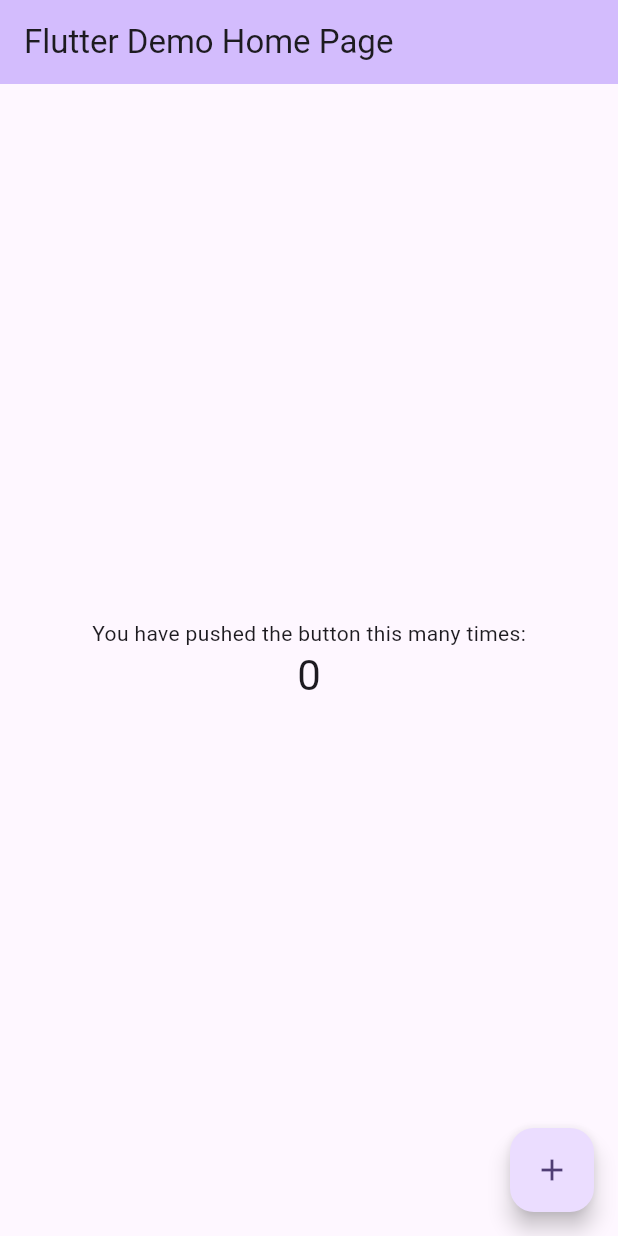
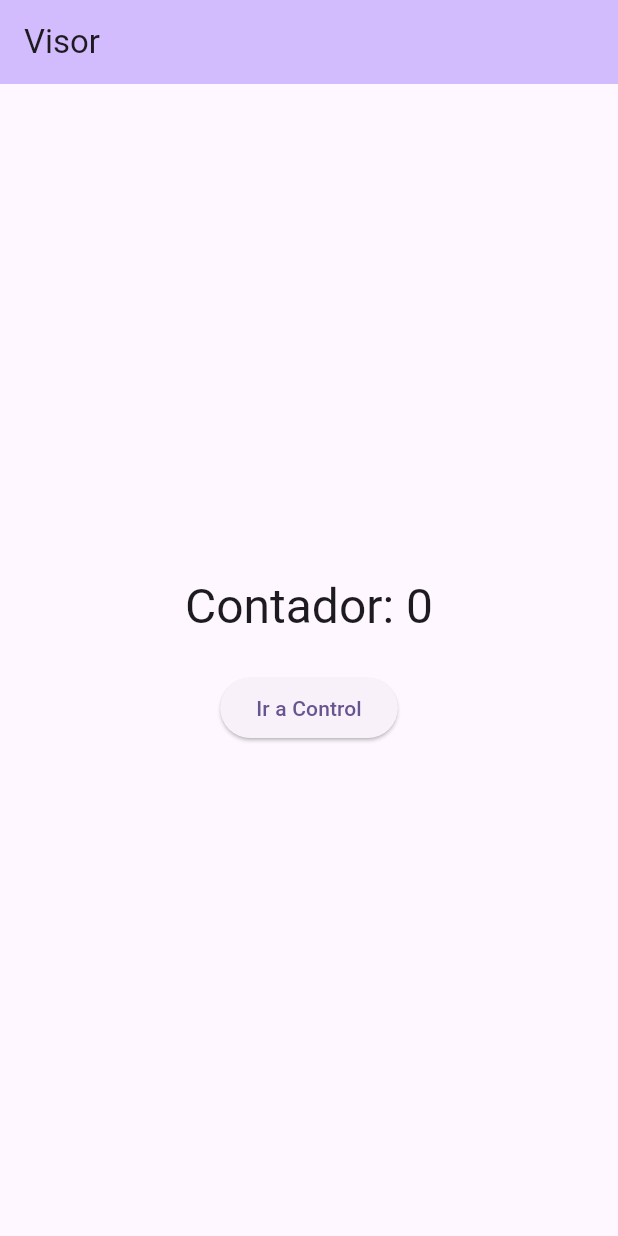
Before and after one commit to BrisneyRod/Clase-ProgramacionApss2026, a Flutter app: the screen it shows after launch, on a phone screen of 412 x 824 dp. Run offline on Flutter 3.47's test engine with Material 3 defaults, Android fonts, the phone set to English and light mode, and no system bars; our stand-ins replace flutter_riverpod, shared_preferences.

Commit message:
feat: presentation con Riverpod

```diff
--- a/lib/main.dart
+++ b/lib/main.dart
@@ -1,122 +1,32 @@
 import 'package:flutter/material.dart';
+import 'package:flutter_riverpod/flutter_riverpod.dart';
+
+import 'data/repositories/contador_prefs_repository.dart';
+import 'presentation/estado/contador_provider.dart';
+import 'presentation/pantallas/pantalla_visor.dart';
 
 void main() {
-  runApp(const MyApp());
+  runApp(
+    ProviderScope(
+      overrides: [
+        contadorRepositoryProvider.overrideWithValue(ContadorPrefsRepository()),
+      ],
+      child: const MyApp(),
+    ),
+  );
 }
 
 class MyApp extends StatelessWidget {
   const MyApp({super.key});
 
-  // This widget is the root of your application.
   @override
   Widget build(BuildContext context) {
     return MaterialApp(
-      title: 'Flutter Demo',
+      title: 'Contador con Riverpod',
       theme: ThemeData(
-        // This is the theme of your application.
-        //
-        // TRY THIS: Try running your application with "flutter run". You'll see
-        // the application has a purple toolbar. Then, without quitting the app,
-        // try changing the seedColor in the colorScheme below to Colors.green
-        // and then invoke "hot reload" (save your changes or press the "hot
-        // reload" button in a Flutter-supported IDE, or press "r" if you used
-        // the command line to start the app).
-        //
-        // Notice that the counter didn't reset back to zero; the application
-        // state is not lost during the reload. To reset the state, use hot
-        // restart instead.
-        //
-        // This works for code too, not just values: Most code changes can be
-        // tested with just a hot reload.
-        colorScheme: .fromSeed(seedColor: Colors.deepPurple),
+        colorScheme: ColorScheme.fromSeed(seedColor: Colors.deepPurple),
       ),
-      home: const MyHomePage(title: 'Flutter Demo Home Page'),
+      home: const PantallaVisor(),
     );
   }
 }
-
-class MyHomePage extends StatefulWidget {
-  const MyHomePage({super.key, required this.title});
-
-  // This widget is the home page of your application. It is stateful, meaning
-  // that it has a State object (defined below) that contains fields that affect
-  // how it looks.
-
-  // This class is the configuration for the state. It holds the values (in this
-  // case the title) provided by the parent (in this case the App widget) and
-  // used by the build method of the State. Fields in a Widget subclass are
-  // always marked "final".
-
-  final String title;
-
-  @override
-  State<MyHomePage> createState() => _MyHomePageState();
-}
-
-class _MyHomePageState extends State<MyHomePage> {
-  int _counter = 0;
-
-  void _incrementCounter() {
-    setState(() {
-      // This call to setState tells the Flutter framework that something has
-      // changed in this State, which causes it to rerun the build method below
-      // so that the display can reflect the updated values. If we changed
-      // _counter without calling setState(), then the build method would not be
-      // called again, and so nothing would appear to happen.
-      _counter++;
-    });
-  }
-
-  @override
-  Widget build(BuildContext context) {
-    // This method is rerun every time setState is called, for instance as done
-    // by the _incrementCounter method above.
-    //
-    // The Flutter framework has been optimized to make rerunning build methods
-    // fast, so that you can just rebuild anything that needs updating rather
-    // than having to individually change instances of widgets.
-    return Scaffold(
-      appBar: AppBar(
-        // TRY THIS: Try changing the color here to a specific color (to
-        // Colors.amber, perhaps?) and trigger a hot reload to see the AppBar
-        // change color while the other colors stay the same.
-        backgroundColor: Theme.of(context).colorScheme.inversePrimary,
-        // Here we take the value from the MyHomePage object that was created by
-        // the App.build method, and use it to set our appbar title.
-        title: Text(widget.title),
-      ),
-      body: Center(
-        // Center is a layout widget. It takes a single child and positions it
-        // in the middle of the parent.
-        child: Column(
-          // Column is also a layout widget. It takes a list of children and
-          // arranges them vertically. By default, it sizes itself to fit its
-          // children horizontally, and tries to be as tall as its parent.
-          //
-          // Column has various properties to control how it sizes itself and
-          // how it positions its children. Here we use mainAxisAlignment to
-          // center the children vertically; the main axis here is the vertical
-          // axis because Columns are vertical (the cross axis would be
-          // horizontal).
-          //
-          // TRY THIS: Invoke "debug painting" (choose the "Toggle Debug Paint"
-          // action in the IDE, or press "p" in the console), to see the
-          // wireframe for each widget.
-          mainAxisAlignment: .center,
-          children: [
-            const Text('You have pushed the button this many times:'),
-            Text(
-              '$_counter',
-              style: Theme.of(context).textTheme.headlineMedium,
-            ),
-          ],
-        ),
-      ),
-      floatingActionButton: FloatingActionButton(
-        onPressed: _incrementCounter,
-        tooltip: 'Increment',
-        child: const Icon(Icons.add),
-      ),
-    );
-  }
-}
--- /dev/null
+++ b/lib/presentation/pantallas/pantalla_visor.dart
@@ -0,0 +1,57 @@
+import 'package:flutter/material.dart';
+import 'package:flutter_riverpod/flutter_riverpod.dart';
+
+import '../estado/contador_provider.dart';
+import 'pantalla_control.dart';
+
+class PantallaVisor extends ConsumerWidget {
+  const PantallaVisor({super.key});
+
+  @override
+  Widget build(BuildContext context, WidgetRef ref) {
+    final contador = ref.watch(contadorProvider);
+    final valor = contador.value ?? 0;
+    final cargando = contador.isLoading;
+
+    ref.listen(contadorProvider, (previous, next) {
+      final error = next.error;
+      if (error != null) {
+        ScaffoldMessenger.of(context).showSnackBar(
+          SnackBar(content: Text('No se pudo actualizar el contador: $error')),
+        );
+      }
+    });
+
+    return Scaffold(
+      appBar: AppBar(
+        backgroundColor: Theme.of(context).colorScheme.inversePrimary,
+        title: const Text('Visor'),
+      ),
+      body: Center(
+        child: Column(
+          mainAxisSize: MainAxisSize.min,
+          children: [
+            Text(
+              'Contador: $valor',
+              style: Theme.of(context).textTheme.headlineLarge,
+            ),
+            const SizedBox(height: 24),
+            ElevatedButton(
+              onPressed: cargando
+                  ? null
+                  : () {
+                      Navigator.push<void>(
+                        context,
+                        MaterialPageRoute(
+                          builder: (_) => const PantallaControl(),
+                        ),
+                      );
+                    },
+              child: const Text('Ir a Control'),
+            ),
+          ],
+        ),
+      ),
+    );
+  }
+}
--- a/pubspec.yaml
+++ b/pubspec.yaml
@@ -35,6 +35,7 @@ dependencies:
   # Use with the CupertinoIcons class for iOS style icons.
   cupertino_icons: ^1.0.8
   shared_preferences: ^2.5.5
+  flutter_riverpod: ^3.4.3
 
 dev_dependencies:
   flutter_test:
```
Also changed, not shown: lib/presentation/estado/contador_provider.dart (added, +52 -0 lines), lib/presentation/pantallas/pantalla_control.dart (added, +66 -0 lines), pubspec.lock, 2 other files.
